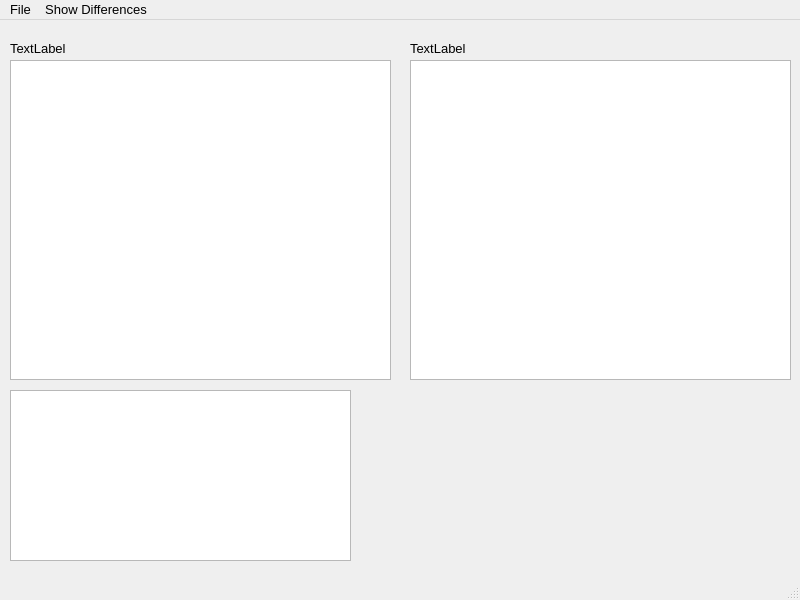
Before: the Qt Designer form patoGUI/difftool.ui in matherthal/pato-scm, drawn with Qt 5.
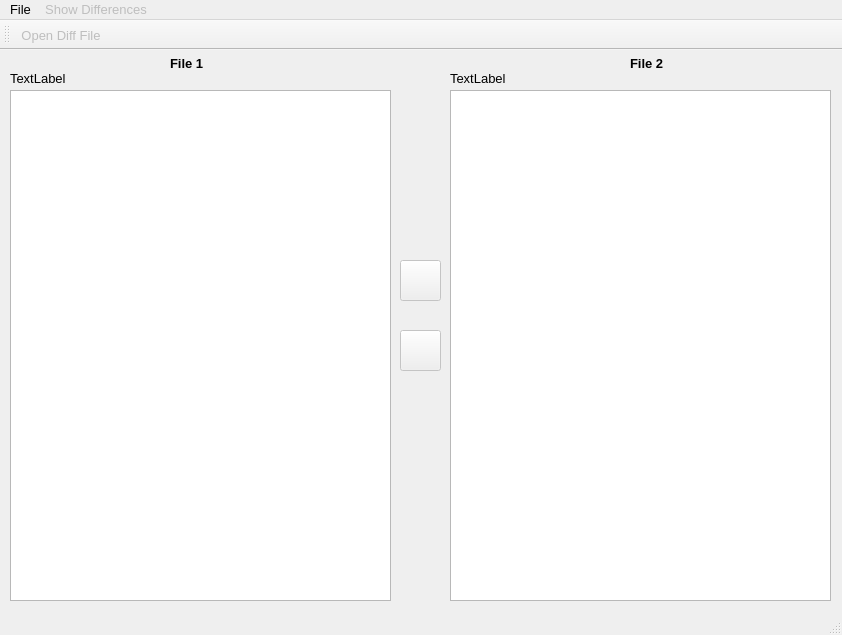
After: the same form once the commit is applied. Icons and pictures are not drawn.

What changed in the file:
```diff
--- a/patoGUI/difftool.ui
+++ b/patoGUI/difftool.ui
@@ -9,8 +9,8 @@
    <rect>
     <x>0</x>
     <y>0</y>
-    <width>800</width>
-    <height>600</height>
+    <width>842</width>
+    <height>635</height>
    </rect>
   </property>
   <property name="font">
@@ -34,7 +34,7 @@
       <x>10</x>
       <y>40</y>
       <width>381</width>
-      <height>320</height>
+      <height>511</height>
      </rect>
     </property>
     <property name="showGrid">
@@ -74,10 +74,10 @@
     </property>
     <property name="geometry">
      <rect>
-      <x>410</x>
+      <x>450</x>
       <y>40</y>
       <width>381</width>
-      <height>320</height>
+      <height>511</height>
      </rect>
     </property>
     <property name="showGrid">
@@ -127,7 +127,7 @@
    <widget class="QLabel" name="fileTwoLabel">
     <property name="geometry">
      <rect>
-      <x>410</x>
+      <x>450</x>
       <y>20</y>
       <width>381</width>
       <height>16</height>
@@ -137,14 +137,106 @@
      <string>TextLabel</string>
     </property>
    </widget>
-   <widget class="QTextEdit" name="textEdit">
+   <widget class="QLabel" name="label">
     <property name="geometry">
      <rect>
-      <x>10</x>
-      <y>370</y>
-      <width>341</width>
-      <height>171</height>
+      <x>170</x>
+      <y>5</y>
+      <width>41</width>
+      <height>16</height>
      </rect>
+    </property>
+    <property name="font">
+     <font>
+      <weight>75</weight>
+      <bold>true</bold>
+     </font>
+    </property>
+    <property name="text">
+     <string>File 1</string>
+    </property>
+   </widget>
+   <widget class="QLabel" name="label_2">
+    <property name="geometry">
+     <rect>
+      <x>630</x>
+      <y>5</y>
+      <width>41</width>
+      <height>16</height>
+     </rect>
+    </property>
+    <property name="font">
+     <font>
+      <weight>75</weight>
+      <bold>true</bold>
+     </font>
+    </property>
+    <property name="text">
+     <string>File 2</string>
+    </property>
+   </widget>
+   <widget class="QPushButton" name="oneTwo">
+    <property name="enabled">
+     <bool>false</bool>
+    </property>
+    <property name="geometry">
+     <rect>
+      <x>400</x>
+      <y>210</y>
+      <width>41</width>
+      <height>41</height>
+     </rect>
+    </property>
+    <property name="toolTip">
+     <string>File 1 Against File 2</string>
+    </property>
+    <property name="statusTip">
+     <string/>
+    </property>
+    <property name="text">
+     <string/>
+    </property>
+    <property name="icon">
+     <iconset resource="mainwindow.qrc">
+      <normaloff>:/new/icons/dir</normaloff>:/new/icons/dir</iconset>
+    </property>
+    <property name="iconSize">
+     <size>
+      <width>30</width>
+      <height>30</height>
+     </size>
+    </property>
+   </widget>
+   <widget class="QPushButton" name="twoOne">
+    <property name="enabled">
+     <bool>false</bool>
+    </property>
+    <property name="geometry">
+     <rect>
+      <x>400</x>
+      <y>280</y>
+      <width>41</width>
+      <height>41</height>
+     </rect>
+    </property>
+    <property name="toolTip">
+     <string>File 1 Against File 2</string>
+    </property>
+    <property name="statusTip">
+     <string/>
+    </property>
+    <property name="text">
+     <string/>
+    </property>
+    <property name="icon">
+     <iconset resource="mainwindow.qrc">
+      <normaloff>:/new/icons/esq</normaloff>:/new/icons/esq</iconset>
+    </property>
+    <property name="iconSize">
+     <size>
+      <width>30</width>
+      <height>30</height>
+     </size>
     </property>
    </widget>
   </widget>
@@ -156,7 +248,7 @@
     <rect>
      <x>0</x>
      <y>0</y>
-     <width>800</width>
+     <width>842</width>
      <height>20</height>
     </rect>
    </property>
@@ -176,6 +268,9 @@
     <addaction name="actionLoad_File_2"/>
    </widget>
    <widget class="QMenu" name="menuShow_Differences">
+    <property name="enabled">
+     <bool>false</bool>
+    </property>
     <property name="title">
      <string>Show Differences</string>
     </property>
@@ -186,6 +281,18 @@
    <addaction name="menuShow_Differences"/>
   </widget>
   <widget class="QStatusBar" name="statusbar"/>
+  <widget class="QToolBar" name="toolBar">
+   <property name="windowTitle">
+    <string>toolBar</string>
+   </property>
+   <attribute name="toolBarArea">
+    <enum>TopToolBarArea</enum>
+   </attribute>
+   <attribute name="toolBarBreak">
+    <bool>false</bool>
+   </attribute>
+   <addaction name="actionOpenDiffFile"/>
+  </widget>
   <action name="actionLoad_File_1">
    <property name="text">
     <string>Load File 1</string>
@@ -206,6 +313,18 @@
     <string>File 2 Against File 1</string>
    </property>
   </action>
+  <action name="actionOpenDiffFile">
+   <property name="enabled">
+    <bool>false</bool>
+   </property>
+   <property name="icon">
+    <iconset resource="mainwindow.qrc">
+     <normaloff>:/new/icons/file</normaloff>:/new/icons/file</iconset>
+   </property>
+   <property name="text">
+    <string>Open Diff File</string>
+   </property>
+  </action>
  </widget>
  <resources/>
  <connections/>
```
Left out of the diff: 21 changed lines with no effect on the pictures.
